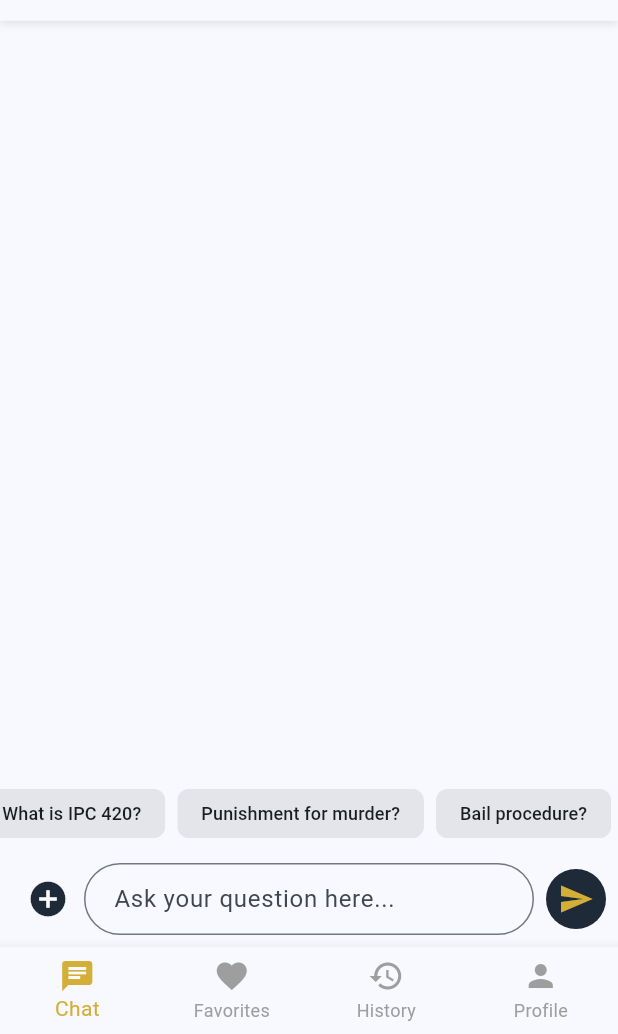
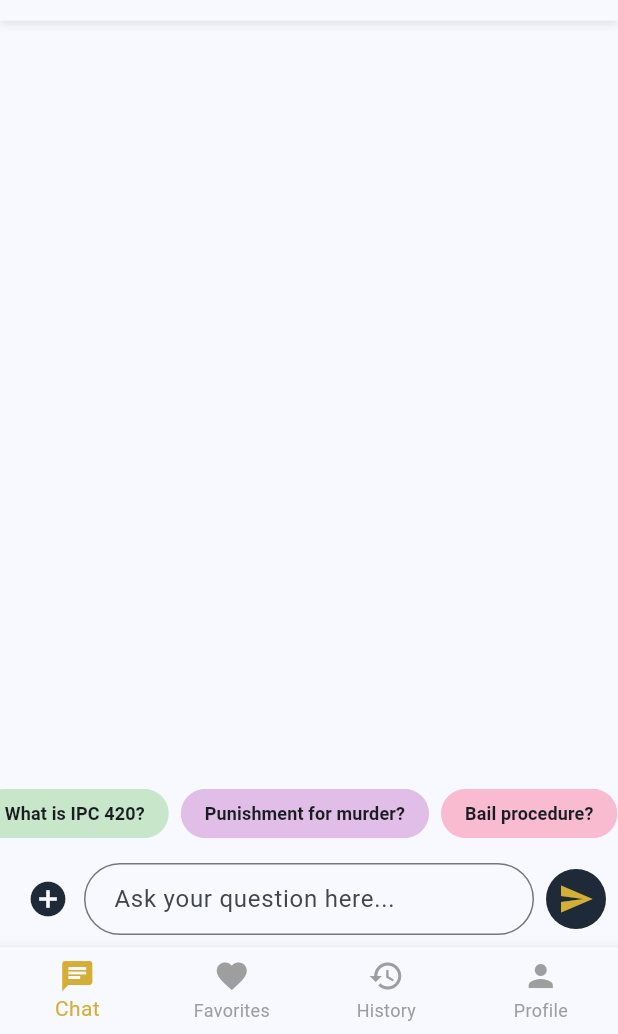
Before and after one commit to Valluripurna/Law-Lens, a Flutter app: the HomeScreen screen opened directly, after a tap on "Vanish", after a tap on the "add circle" icon, after a tap on the "send" icon, on a phone screen of 412 x 824 dp, the part 202-1236 px from its top. Run offline on Flutter 3.47's test engine with Material 3 defaults, Android fonts, the phone set to English and light mode, and no system bars; our stand-ins replace cloud_firestore, file_picker, firebase_auth, firebase_core, flutter_markdown_plus, fluttertoast and 4 more; missing offline and left inert: syncfusion_flutter_pdf; accounts and stored records are empty; network calls fail.

Commit message:
feat: complete Recovery Plan - URL Launcher fix, Cloud Sync unification, PDF native extraction, Vanish Mode persistence, and colorful UI polish

```diff
--- a/frontend/lib/screens/chat_screen.dart
+++ b/frontend/lib/screens/chat_screen.dart
@@ -7,8 +7,13 @@ import 'package:http/http.dart' as http;
 import 'package:share_plus/share_plus.dart';
 import 'package:flutter_markdown_plus/flutter_markdown_plus.dart';
 import 'package:url_launcher/url_launcher.dart';
+import 'package:flutter_markdown_plus/flutter_markdown_plus.dart';
+import 'package:url_launcher/url_launcher.dart';
+import 'package:file_picker/file_picker.dart';
+import 'package:syncfusion_flutter_pdf/pdf.dart';
 import 'dart:convert';
 import 'dart:async';
+import 'dart:io';
 
 class ChatScreen extends StatefulWidget {
   const ChatScreen({super.key});
@@ -21,6 +26,7 @@ class _ChatScreenState extends State<ChatScreen> {
   final TextEditingController _messageController = TextEditingController();
   final ScrollController _carouselController = ScrollController();
   final List<Message> _messages = [];
+  List<Message> _normalChatCache = [];
   final Set<int> _favoritedIndices = {};
 
   bool _isLoading = false;
@@ -28,6 +34,8 @@ class _ChatScreenState extends State<ChatScreen> {
   String? _userId;
   String _language = "English";
   String? _attachedImagePath;
+  String? _attachedPdfText;
+  String? _attachedPdfName;
   Timer? _carouselTimer;
   final List<String> _quickQueries = [
     "Helmet fine?",
@@ -76,7 +84,7 @@ class _ChatScreenState extends State<ChatScreen> {
   Future<void> _loadUserAndHistory() async {
     SharedPreferences prefs = await SharedPreferences.getInstance();
     setState(() {
-      _userId = prefs.getString('userUid');
+      _userId = prefs.getString('userId');
       _language = prefs.getString('language') ?? "English";
     });
     if (_userId != null) {
@@ -107,13 +115,16 @@ class _ChatScreenState extends State<ChatScreen> {
 
   // CALLING BACKEND API
   Future<void> _sendMessage(String text) async {
-    if (text.trim().isEmpty && _attachedImagePath == null) return;
+    if (text.trim().isEmpty && _attachedImagePath == null && _attachedPdfText == null) return;
     String promptText = text.trim();
     _messageController.clear();
 
     String uiText = promptText;
     if (_attachedImagePath != null) {
       uiText = "📸 [Image Attached] $uiText";
+    } else if (_attachedPdfText != null) {
+      uiText = "📄 [PDF: $_attachedPdfName] $uiText";
+      promptText = "CONTEXT FROM PDF DOCUMENT:\n$_attachedPdfText\n\nUSER QUESTION: $promptText";
     }
 
     SharedPreferences prefs = await SharedPreferences.getInstance();
@@ -144,6 +155,8 @@ class _ChatScreenState extends State<ChatScreen> {
           _isLoading = false;
         });
         _attachedImagePath = null;
+        _attachedPdfText = null;
+        _attachedPdfName = null;
 
       } else {
         // TEXT CHAT STREAMING
@@ -212,7 +225,33 @@ class _ChatScreenState extends State<ChatScreen> {
 
     setState(() {
        _attachedImagePath = image.path;
+       _attachedPdfText = null;
     });
+  }
+
+  Future<void> _pickPDF() async {
+    FilePickerResult? result = await FilePicker.platform.pickFiles(
+      type: FileType.custom,
+      allowedExtensions: ['pdf'],
+    );
+
+    if (result != null && result.files.single.path != null) {
+      final File file = File(result.files.single.path!);
+      try {
+        final PdfDocument document = PdfDocument(inputBytes: await file.readAsBytes());
+        final String text = PdfTextExtractor(document).extractText();
+        document.dispose();
+
+        setState(() {
+          _attachedPdfText = text;
+          _attachedPdfName = result.files.single.name;
+          _attachedImagePath = null;
+        });
+        Fluttertoast.showToast(msg: "PDF Picked & Parsed!");
+      } catch (e) {
+        _showError("Failed to parse PDF: $e");
+      }
+    }
   }
 
   void _showAttachmentOptions() {
@@ -236,7 +275,7 @@ class _ChatScreenState extends State<ChatScreen> {
                 title: const Text('Upload PDF (Legal Notice/FIR)'),
                 onTap: () {
                   Navigator.pop(context);
-                  Fluttertoast.showToast(msg: 'PDF processing is coming in Phase 3!', backgroundColor: const Color(0xFF1E2A38), textColor: const Color(0xFFD4AF37));
+                  _pickPDF();
                 },
               ),
             ],
@@ -346,9 +385,20 @@ class _ChatScreenState extends State<ChatScreen> {
                 onTap: () {
                   setState(() {
                     _vanishMode = !_vanishMode;
+                    if (_vanishMode) {
+                      // Entering Vanish Mode: Cache current chat
+                      _normalChatCache = List.from(_messages);
                       _messages.clear();
-                    if (!_vanishMode) {
+                      _favoritedIndices.clear();
+                    } else {
+                      // Exiting Vanish Mode: Restore from cache or fetch latest history
+                      _messages.clear();
+                      if (_normalChatCache.isNotEmpty) {
+                        _messages.addAll(_normalChatCache);
+                        _normalChatCache.clear();
+                      } else {
                         _fetchHistory();
+                      }
                     }
                   });
                   Fluttertoast.showToast(
@@ -489,12 +539,22 @@ class _ChatScreenState extends State<ChatScreen> {
             itemCount: _quickQueries.length * 100,
             itemBuilder: (context, index) {
               final q = _quickQueries[index % _quickQueries.length];
+              final colors = [
+                Colors.blue.shade100,
+                Colors.orange.shade100,
+                Colors.green.shade100,
+                Colors.purple.shade100,
+                Colors.pink.shade100,
+              ];
+              final Color chipColor = colors[index % colors.length];
+
               return Padding(
                 padding: const EdgeInsets.symmetric(horizontal: 4.0),
                 child: ActionChip(
-                  label: Text(q, style: const TextStyle(fontSize: 12)),
-                  backgroundColor: const Color(0xFF1E2A38).withAlpha(25),
+                  label: Text(q, style: const TextStyle(fontSize: 12, fontWeight: FontWeight.w600)),
+                  backgroundColor: chipColor,
                   side: BorderSide.none,
+                  shape: RoundedRectangleBorder(borderRadius: BorderRadius.circular(20)),
                   onPressed: () => _sendMessage(q),
                 ),
               );
@@ -515,6 +575,27 @@ class _ChatScreenState extends State<ChatScreen> {
                   const SizedBox(width: 8),
                   const Expanded(child: Text("Image Attached Ready", style: TextStyle(color: Colors.black87))),
                   IconButton(icon: const Icon(Icons.close, color: Colors.red), onPressed: () => setState(() => _attachedImagePath = null)),
+                ],
+              ),
+            ),
+           if (_attachedPdfText != null)
+            Container(
+              padding: const EdgeInsets.symmetric(horizontal: 16, vertical: 8),
+              margin: const EdgeInsets.symmetric(horizontal: 16),
+              decoration: BoxDecoration(
+                color: Colors.red.shade50,
+                borderRadius: BorderRadius.circular(8),
+                border: Border.all(color: Colors.redAccent.withAlpha(50))
+              ),
+              child: Row(
+                children: [
+                  const Icon(Icons.picture_as_pdf, color: Colors.red),
+                  const SizedBox(width: 8),
+                  Expanded(child: Text("Attached: $_attachedPdfName", style: const TextStyle(color: Colors.black87, fontSize: 13, fontWeight: FontWeight.bold))),
+                  IconButton(icon: const Icon(Icons.close, color: Colors.red), onPressed: () => setState(() {
+                    _attachedPdfText = null;
+                    _attachedPdfName = null;
+                  })),
                 ],
               ),
             ),
--- a/frontend/lib/screens/history_screen.dart
+++ b/frontend/lib/screens/history_screen.dart
@@ -26,7 +26,7 @@ class _HistoryScreenState extends State<HistoryScreen> {
 
   Future<void> _loadHistory() async {
     SharedPreferences prefs = await SharedPreferences.getInstance();
-    _userId = prefs.getString('userUid');
+    _userId = prefs.getString('userId');
 
     if (_userId == null) {
       setState(() => _isLoading = false);
--- a/frontend/lib/screens/login_screen.dart
+++ b/frontend/lib/screens/login_screen.dart
@@ -91,7 +91,7 @@ class _LoginScreenState extends State<LoginScreen> {
             // The result already has the credential. We just need to save.
             SharedPreferences prefs = await SharedPreferences.getInstance();
             await prefs.setString('jwt_token', uid);
-            await prefs.setString('userUid', uid);
+            await prefs.setString('userId', uid);
             await prefs.setString('userEmail', email);
 
             if (!mounted) return;
--- a/frontend/pubspec.yaml
+++ b/frontend/pubspec.yaml
@@ -50,6 +50,7 @@ dependencies:
   share_plus: ^12.0.2
   url_launcher: ^6.3.2
   flutter_markdown_plus: ^1.0.7
+  syncfusion_flutter_pdf: ^33.1.47
 
 dev_dependencies:
   flutter_test:
```
Also changed, not shown: frontend/pubspec.lock, 2 other files. Lines whose indentation alone changed are shown as unchanged.
